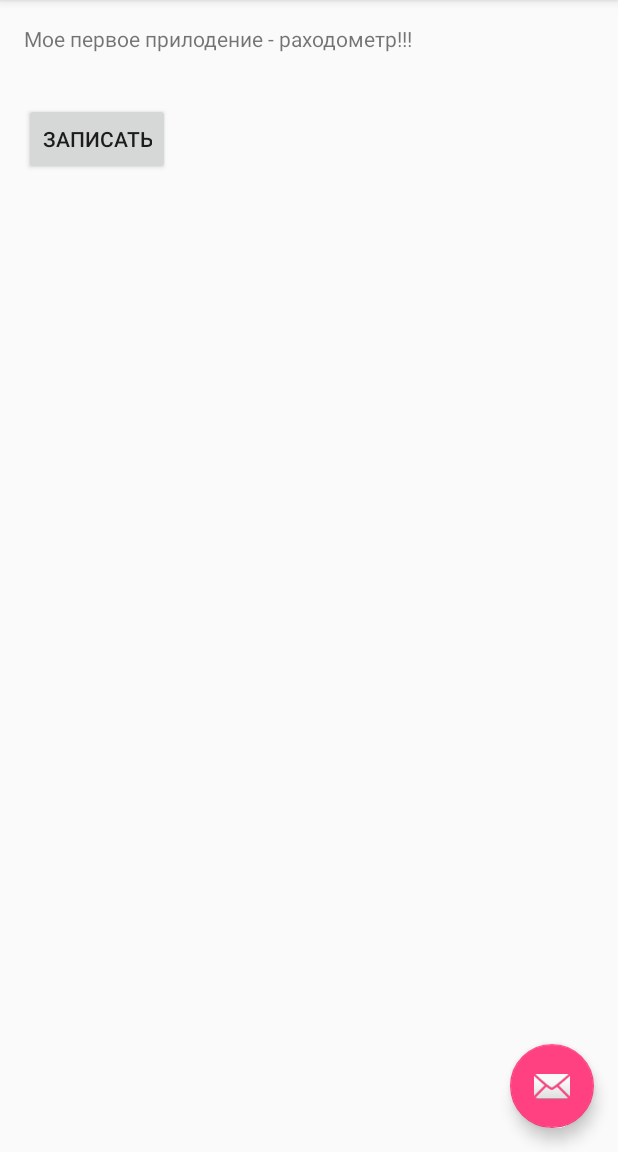
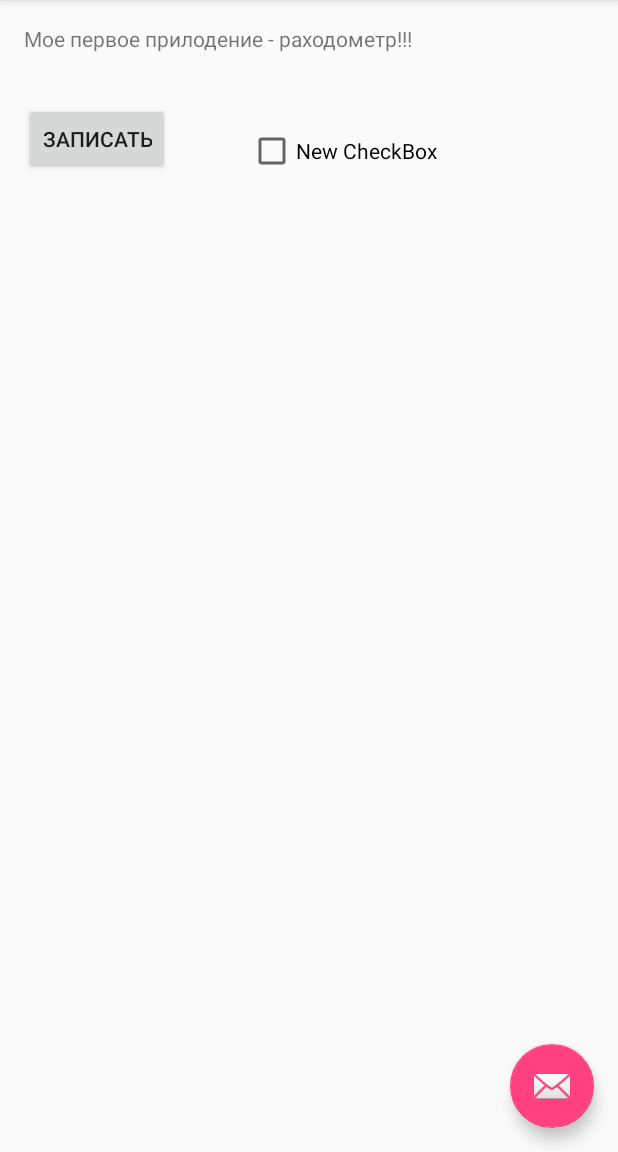
Before and after one commit to egolubev/Moneymeter, an Android app: the screen it shows after launch (MainActivity), on a phone screen of 412 x 824 dp, the part 84-1236 px from its top. Run offline under Robolectric (Android 15) with nearby library versions, the phone set to English and light mode, and no system bars.

Commit message:
Добвили checkbox!

```diff
--- a/app/src/main/res/layout/content_main.xml
+++ b/app/src/main/res/layout/content_main.xml
@@ -23,4 +23,15 @@
         android:layout_alignParentStart="true"
         android:layout_marginTop="33dp" />
 
+    <CheckBox
+        android:layout_width="wrap_content"
+        android:layout_height="wrap_content"
+        android:text="New CheckBox"
+        android:id="@+id/checkBox"
+        android:layout_alignBottom="@+id/button"
+        android:layout_toRightOf="@+id/button"
+        android:layout_toEndOf="@+id/button"
+        android:layout_marginLeft="52dp"
+        android:layout_marginStart="52dp" />
+
 </RelativeLayout>
```
